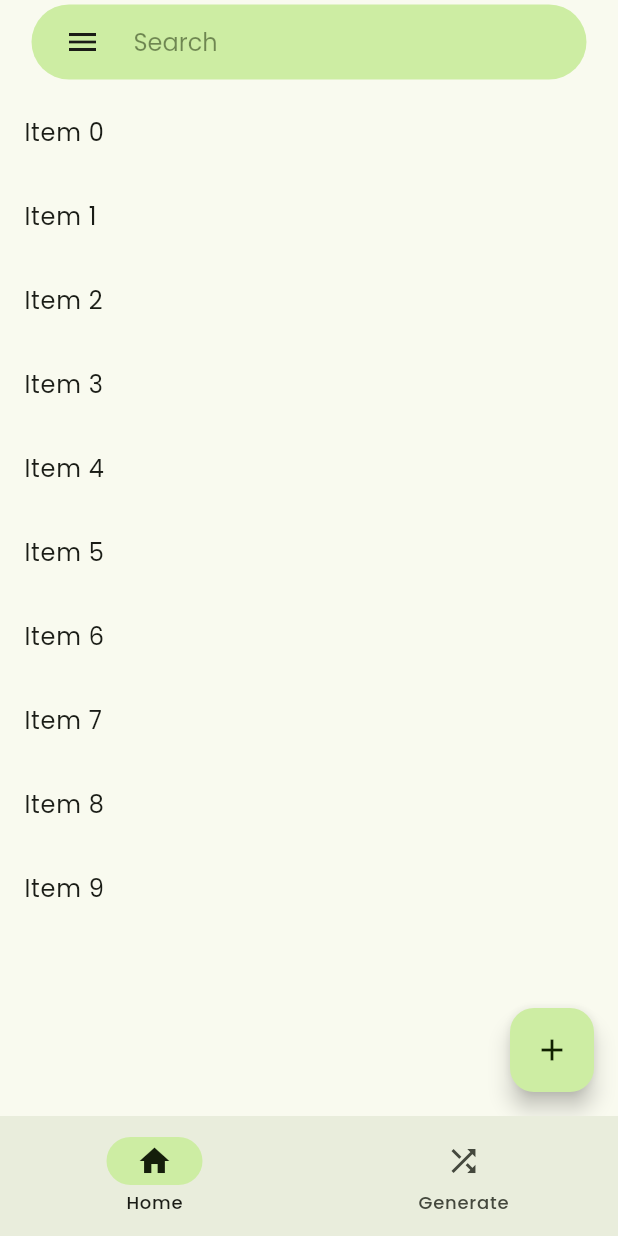
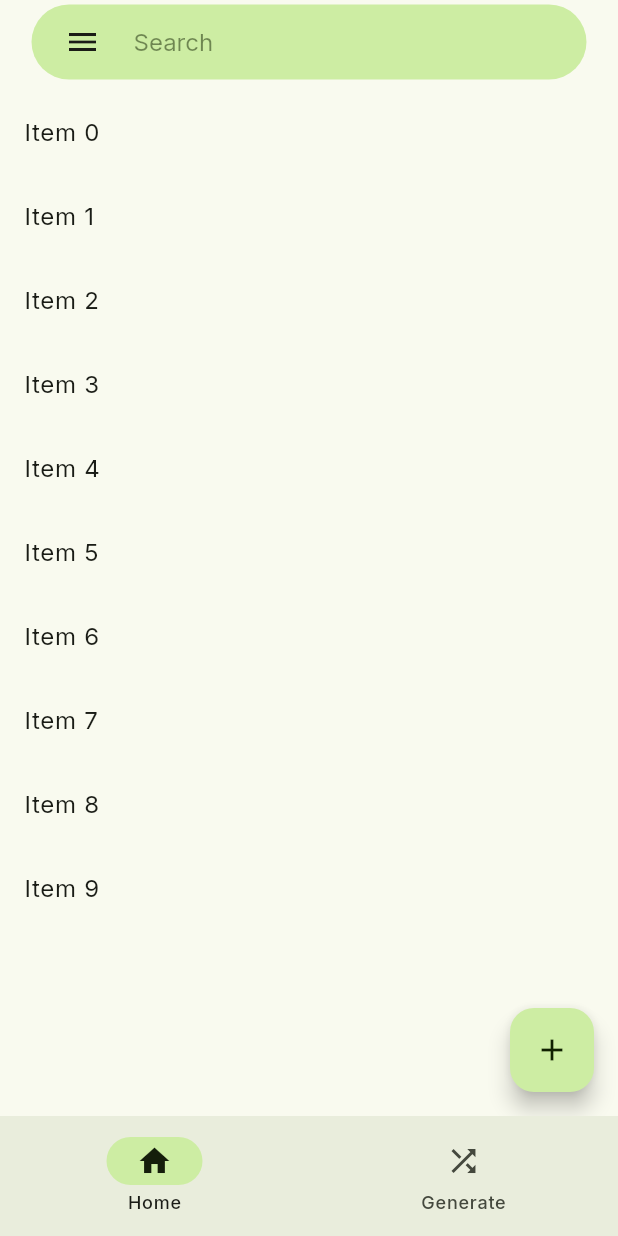
Before and after one commit to kaiumallimon/trustbox, a Flutter app: the HomeScreen screen opened by its route, after a tap on the "add" icon, on a phone screen of 412 x 824 dp. Run offline on Flutter 3.47's test engine with Material 3 defaults, Android fonts, the phone set to English and light mode, and no system bars; our stand-ins replace cached_network_image, equatable, firebase_auth, firebase_core, flutter_bloc, go_router and 4 more; accounts and stored records are empty.

Commit message:
Update font family in TrustboxTheme from Poppins to Inter

```diff
--- a/lib/app/trustbox_theme.dart
+++ b/lib/app/trustbox_theme.dart
@@ -5,7 +5,7 @@ class TrustboxTheme {
   // light theme
   ThemeData getTheme() => ThemeData(
       useMaterial3: true,
-      fontFamily: GoogleFonts.poppins().fontFamily,
+      fontFamily: GoogleFonts.inter().fontFamily,
       colorScheme: ColorScheme.fromSeed(
         brightness: Brightness.dark,
         seedColor: const Color(0xFF63A002),
@@ -37,7 +37,7 @@ class TrustboxTheme {
   // dark theme
   ThemeData getDarkTheme() => ThemeData(
       useMaterial3: true,
-      fontFamily: GoogleFonts.poppins().fontFamily,
+      fontFamily: GoogleFonts.inter().fontFamily,
       colorScheme: ColorScheme.fromSeed(
         brightness: Brightness.light,
         seedColor: const Color(0xFF63A002),
```
